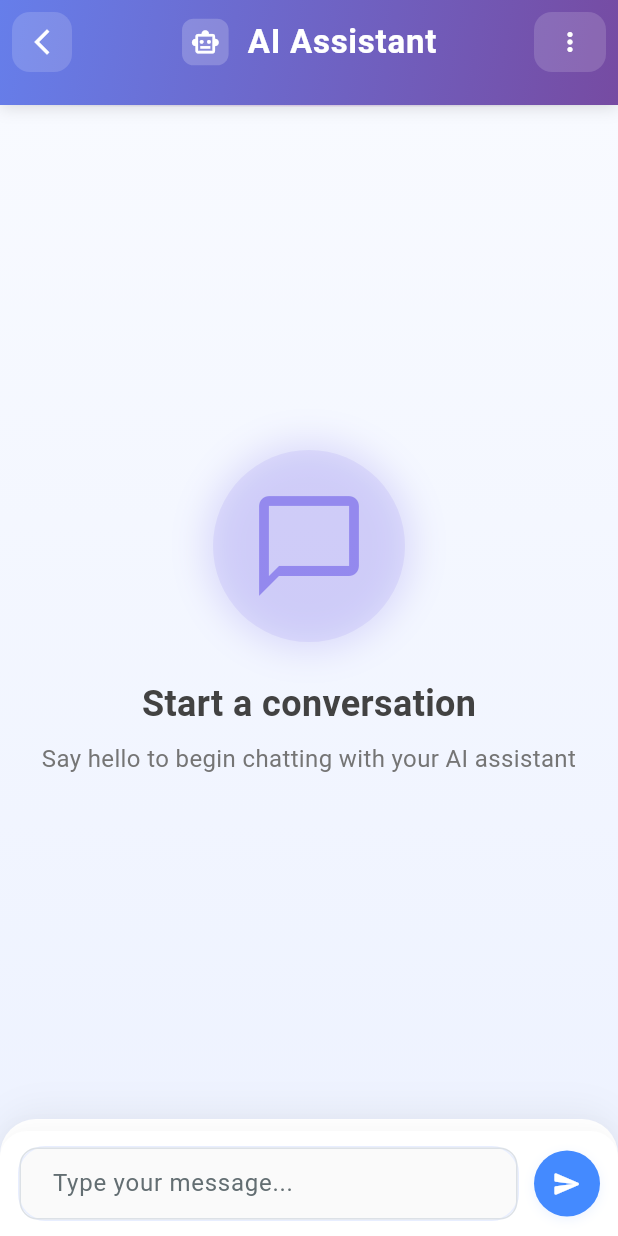
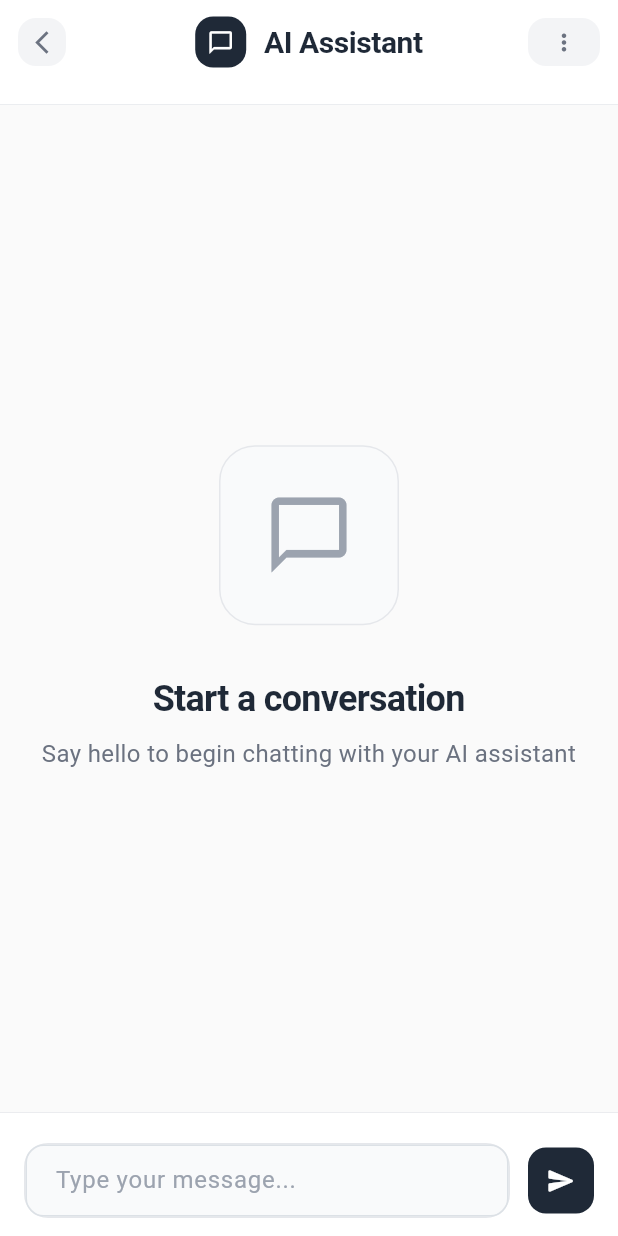
Before and after one commit to dhrruvchotai/ML-Based-Personal-Finance-Optimizer, a Flutter app: the ChatBotScreen screen opened by its route, on a phone screen of 412 x 824 dp. Run offline on Flutter 3.47's test engine with Material 3 defaults, Android fonts, the phone set to English and light mode, and no system bars; our stand-ins replace firebase_auth, firebase_core, fl_chart, flutter_dotenv, get, google_generative_ai and 6 more; accounts and stored records are empty.

Commit message:
made changes in chatbox

```diff
--- a/lib/frontend/user_module/views/chatbot_view/chatbot_screen.dart
+++ b/lib/frontend/user_module/views/chatbot_view/chatbot_screen.dart
@@ -118,56 +118,43 @@ class _ChatBotScreenState extends State<ChatBotScreen>
   @override
   Widget build(BuildContext context) {
     return Scaffold(
-      backgroundColor: const Color(0xFFF5F7FA),
+      backgroundColor: const Color(0xFFFAFAFA),
       appBar: PreferredSize(
         preferredSize: const Size.fromHeight(70),
         child: Container(
           decoration: const BoxDecoration(
-            gradient: LinearGradient(
-              colors: [Color(0xFF667eea), Color(0xFF764ba2)],
-              begin: Alignment.topLeft,
-              end: Alignment.bottomRight,
+            color: Colors.white,
+            border: Border(
+              bottom: BorderSide(
+                color: Color(0xFFE5E7EB),
+                width: 0.5,
               ),
-            boxShadow: [
-              BoxShadow(
-                color: Colors.black12,
-                blurRadius: 8,
-                offset: Offset(0, 2),
             ),
-            ],
           ),
           child: AppBar(
             title: Row(
               mainAxisSize: MainAxisSize.min,
               children: [
-                AnimatedBuilder(
-                  animation: _pulseAnimation,
-                  builder: (context, child) {
-                    return Transform.scale(
-                      scale: _pulseAnimation.value,
-                      child: Container(
-                        padding: const EdgeInsets.all(6),
+                Container(
+                  padding: const EdgeInsets.all(8),
                   decoration: BoxDecoration(
-                          color: Colors.white.withOpacity(0.2),
-                          borderRadius: BorderRadius.circular(8),
+                    color: const Color(0xFF1F2937),
+                    borderRadius: BorderRadius.circular(12),
                   ),
                   child: const Icon(
-                          Icons.smart_toy_outlined,
+                    Icons.chat_bubble_outline,
                     color: Colors.white,
-                          size: 20,
+                    size: 18,
                   ),
-                      ),
-                    );
-                  },
                 ),
                 const SizedBox(width: 12),
                 const Text(
                   'AI Assistant',
                   style: TextStyle(
-                    color: Colors.white,
-                    fontWeight: FontWeight.w700,
-                    fontSize: 22,
-                    letterSpacing: 0.5,
+                    color: Color(0xFF1F2937),
+                    fontWeight: FontWeight.w600,
+                    fontSize: 20,
+                    letterSpacing: -0.3,
                   ),
                 ),
               ],
@@ -176,26 +163,26 @@ class _ChatBotScreenState extends State<ChatBotScreen>
             elevation: 0,
             centerTitle: true,
             leading: Container(
-              margin: const EdgeInsets.all(8),
+              margin: const EdgeInsets.all(12),
               decoration: BoxDecoration(
-                color: Colors.white.withOpacity(0.15),
+                color: const Color(0xFFF3F4F6),
                 borderRadius: BorderRadius.circular(12),
               ),
               child: IconButton(
-                icon: const Icon(Icons.arrow_back_ios_new, color: Colors.white, size: 20),
+                icon: const Icon(Icons.arrow_back_ios_new, color: Color(0xFF6B7280), size: 18),
                 onPressed: () => Navigator.pop(context),
                 padding: EdgeInsets.zero,
               ),
             ),
             actions: [
               Container(
-                margin: const EdgeInsets.all(8),
+                margin: const EdgeInsets.all(12),
                 decoration: BoxDecoration(
-                  color: Colors.white.withOpacity(0.15),
+                  color: const Color(0xFFF3F4F6),
                   borderRadius: BorderRadius.circular(12),
                 ),
                 child: IconButton(
-                  icon: const Icon(Icons.more_vert, color: Colors.white, size: 20),
+                  icon: const Icon(Icons.more_vert, color: Color(0xFF6B7280), size: 18),
                   onPressed: () {},
                   padding: EdgeInsets.zero,
                 ),
@@ -207,33 +194,9 @@ class _ChatBotScreenState extends State<ChatBotScreen>
       body: Stack(
         children: [
           Container(
-            decoration: const BoxDecoration(
-              gradient: LinearGradient(
-                colors: [Color(0xFFF8FAFF), Color(0xFFEDF2FF)],
-                begin: Alignment.topCenter,
-                end: Alignment.bottomCenter,
-              ),
-            ),
+            color: const Color(0xFFFAFAFA),
             child: Column(
               children: [
-                // Animated top separator
-                AnimatedBuilder(
-                  animation: _shimmerAnimation,
-                  builder: (context, child) {
-                    return Container(
-                      height: 1,
-                      decoration: BoxDecoration(
-                        gradient: LinearGradient(
-                          colors: [
-                            Colors.transparent,
-                            Colors.purple.withOpacity(0.3 * _shimmerAnimation.value),
-                            Colors.transparent,
-                          ],
-                        ),
-                      ),
-                    );
-                  },
-                ),
                 Expanded(
                   child: Obx(() {
                     if (controller.messages.isEmpty) {
@@ -257,7 +220,7 @@ class _ChatBotScreenState extends State<ChatBotScreen>
                                 child: Opacity(
                                   opacity: value,
                                   child: Container(
-                                    margin: const EdgeInsets.only(bottom: 12),
+                                    margin: const EdgeInsets.only(bottom: 16),
                                     child: _buildMessageBubble(context, message, isUser),
                                   ),
                                 ),
@@ -269,20 +232,15 @@ class _ChatBotScreenState extends State<ChatBotScreen>
                     );
                   }),
                 ),
-                // Enhanced input section with shadow
+                // Clean input section
                 Container(
-                  decoration: BoxDecoration(
+                  decoration: const BoxDecoration(
                     color: Colors.white,
-                    boxShadow: [
-                      BoxShadow(
-                        color: Colors.black.withOpacity(0.05),
-                        blurRadius: 20,
-                        offset: const Offset(0, -5),
+                    border: Border(
+                      top: BorderSide(
+                        color: Color(0xFFE5E7EB),
+                        width: 0.5,
                       ),
-                    ],
-                    borderRadius: const BorderRadius.only(
-                      topLeft: Radius.circular(24),
-                      topRight: Radius.circular(24),
                     ),
                   ),
                   child: Container(
@@ -293,27 +251,20 @@ class _ChatBotScreenState extends State<ChatBotScreen>
               ],
             ),
           ),
-          // Enhanced loading overlay with animations
+          // Clean loading overlay
           Obx(() => controller.isLoading.value
               ? Container(
-            decoration: BoxDecoration(
-              color: Colors.black.withOpacity(0.3),
-            ),
+            color: Colors.black.withOpacity(0.2),
             child: Center(
-              child: AnimatedBuilder(
-                animation: _shimmerAnimation,
-                builder: (context, child) {
-                  return Transform.scale(
-                    scale: 0.9 + (0.1 * _shimmerAnimation.value),
               child: Container(
-                      padding: const EdgeInsets.all(24),
+                padding: const EdgeInsets.all(32),
                 decoration: BoxDecoration(
                   color: Colors.white,
                   borderRadius: BorderRadius.circular(16),
                   boxShadow: [
                     BoxShadow(
-                            color: Colors.black.withOpacity(0.1),
-                            blurRadius: 20,
+                      color: Colors.black.withOpacity(0.08),
+                      blurRadius: 24,
                       offset: const Offset(0, 8),
                     ),
                   ],
@@ -322,19 +273,20 @@ class _ChatBotScreenState extends State<ChatBotScreen>
                   mainAxisSize: MainAxisSize.min,
                   children: [
                     Container(
-                            padding: const EdgeInsets.all(12),
+                      width: 40,
+                      height: 40,
                       decoration: BoxDecoration(
-                              gradient: const LinearGradient(
-                                colors: [Color(0xFF667eea), Color(0xFF764ba2)],
+                        color: const Color(0xFF1F2937),
+                        borderRadius: BorderRadius.circular(12),
                       ),
-                              borderRadius: BorderRadius.circular(50),
-                            ),
-                            child: const SizedBox(
-                              width: 24,
-                              height: 24,
+                      child: const Center(
+                        child: SizedBox(
+                          width: 20,
+                          height: 20,
                           child: CircularProgressIndicator(
                             strokeWidth: 2.5,
                             valueColor: AlwaysStoppedAnimation<Color>(Colors.white),
+                          ),
                         ),
                       ),
                     ),
@@ -349,9 +301,6 @@ class _ChatBotScreenState extends State<ChatBotScreen>
                     ),
                   ],
                 ),
-                    ),
-                  );
-                },
               ),
             ),
           )
@@ -372,46 +321,40 @@ class _ChatBotScreenState extends State<ChatBotScreen>
             builder: (context, value, child) {
               return Transform.scale(
                 scale: value,
-                child: AnimatedBuilder(
-                  animation: _pulseAnimation,
-                  builder: (context, child) {
-                    return Container(
-                      padding: const EdgeInsets.all(24),
+                child: Container(
+                  width: 120,
+                  height: 120,
                   decoration: BoxDecoration(
-                        color: const Color(0xFF6C5CE7).withOpacity(0.1),
-                        shape: BoxShape.circle,
-                        boxShadow: [
-                          BoxShadow(
-                            color: const Color(0xFF6C5CE7).withOpacity(0.2 * _pulseAnimation.value),
-                            blurRadius: 20,
-                            spreadRadius: 5,
+                    color: const Color(0xFFF9FAFB),
+                    borderRadius: BorderRadius.circular(24),
+                    border: Border.all(
+                      color: const Color(0xFFE5E7EB),
+                      width: 1,
                     ),
-                        ],
                   ),
-                      child: Icon(
+                  child: const Icon(
                     Icons.chat_bubble_outline,
-                        size: 80,
-                        color: const Color(0xFF6C5CE7).withOpacity(0.6),
+                    size: 60,
+                    color: Color(0xFF9CA3AF),
+                  ),
                 ),
               );
             },
           ),
-              );
-            },
-          ),
-          const SizedBox(height: 24),
+          const SizedBox(height: 32),
           TweenAnimationBuilder<double>(
             duration: const Duration(milliseconds: 1000),
             tween: Tween(begin: 0.0, end: 1.0),
             builder: (context, value, child) {
               return Opacity(
                 opacity: value,
-                child: Text(
+                child: const Text(
                   'Start a conversation',
                   style: TextStyle(
                     fontSize: 24,
                     fontWeight: FontWeight.w600,
-                    color: Colors.grey[800],
+                    color: Color(0xFF1F2937),
+                    letterSpacing: -0.5,
                   ),
                 ),
               );
@@ -424,11 +367,12 @@ class _ChatBotScreenState extends State<ChatBotScreen>
             builder: (context, value, child) {
               return Opacity(
                 opacity: value,
-                child: Text(
+                child: const Text(
                   'Say hello to begin chatting with your AI assistant',
                   style: TextStyle(
                     fontSize: 16,
-                    color: Colors.grey[600],
+                    color: Color(0xFF6B7280),
+                    height: 1.5,
                   ),
                   textAlign: TextAlign.center,
                 ),
@@ -448,37 +392,18 @@ class _ChatBotScreenState extends State<ChatBotScreen>
         crossAxisAlignment: CrossAxisAlignment.end,
         children: [
           if (!isUser) ...[
-            AnimatedBuilder(
-              animation: _pulseAnimation,
-              builder: (context, child) {
-                return Transform.scale(
-                  scale: _pulseAnimation.value,
-                  child: Container(
-                    width: 40,
-                    height: 40,
+            Container(
+              width: 32,
+              height: 32,
               decoration: BoxDecoration(
-                      gradient: const LinearGradient(
-                        colors: [Color(0xFF6C5CE7), Color(0xFF74B9FF)],
-                        begin: Alignment.topLeft,
-                        end: Alignment.bottomRight,
-                      ),
-                      shape: BoxShape.circle,
-                      boxShadow: [
-                        BoxShadow(
-                          color: const Color(0xFF6C5CE7).withOpacity(0.3),
-                          blurRadius: 8,
-                          offset: const Offset(0, 2),
-                        ),
-                      ],
+                color: const Color(0xFF1F2937),
+                borderRadius: BorderRadius.circular(15),
               ),
               child: const Icon(
                 Icons.smart_toy_outlined,
                 color: Colors.white,
-                      size: 20,
+                size: 16,
               ),
-                  ),
-                );
-              },
             ),
             const SizedBox(width: 12),
           ],
@@ -489,27 +414,32 @@ class _ChatBotScreenState extends State<ChatBotScreen>
               ),
               padding: const EdgeInsets.symmetric(horizontal: 16, vertical: 12),
               decoration: BoxDecoration(
-                color: isUser ? const Color(0xFF6C5CE7) : Colors.white,
+                color: isUser ? const Color(0xFF1F2937) : Colors.white,
                 borderRadius: BorderRadius.only(
                   topLeft: const Radius.circular(20),
                   topRight: const Radius.circular(20),
                   bottomLeft: Radius.circular(isUser ? 20 : 4),
                   bottomRight: Radius.circular(isUser ? 4 : 20),
                 ),
+                border: isUser ? null : Border.all(
+                  color: const Color(0xFFE5E7EB),
+                  width: 1,
+                ),
                 boxShadow: [
                   BoxShadow(
-                    color: Colors.black.withOpacity(0.08),
-                    blurRadius: 12,
-                    offset: const Offset(0, 4),
+                    color: Colors.black.withOpacity(0.04),
+                    blurRadius: 8,
+                    offset: const Offset(0, 2),
                   ),
                 ],
               ),
               child: Text(
                 message['text'] ?? '',
                 style: TextStyle(
-                  color: isUser ? Colors.white : const Color(0xFF2D3436),
+                  color: isUser ? Colors.white : const Color(0xFF1F2937),
                   fontSize: 16,
-                  height: 1.4,
+                  height: 1.5,
+                  fontWeight: FontWeight.w400,
                 ),
               ),
             ),
@@ -517,27 +447,16 @@ class _ChatBotScreenState extends State<ChatBotScreen>
           if (isUser) ...[
             const SizedBox(width: 12),
             Container(
-              width: 40,
-              height: 40,
+              width: 32,
+              height: 32,
               decoration: BoxDecoration(
-                gradient: const LinearGradient(
-                  colors: [Color(0xFF00B894), Color(0xFF00CEC9)],
-                  begin: Alignment.topLeft,
-                  end: Alignment.bottomRight,
-                ),
-                shape: BoxShape.circle,
-                boxShadow: [
-                  BoxShadow(
-                    color: const Color(0xFF00B894).withOpacity(0.3),
-                    blurRadius: 8,
-                    offset: const Offset(0, 2),
-                  ),
-                ],
+                color: const Color(0xFF059669),
+                borderRadius: BorderRadius.circular(15),
               ),
               child: const Icon(
                 Icons.person_outline,
                 color: Colors.white,
-                size: 20,
+                size: 16,
               ),
             ),
           ],
@@ -548,20 +467,9 @@ class _ChatBotScreenState extends State<ChatBotScreen>
 
   Widget _buildInputSection() {
     return Container(
-      padding: const EdgeInsets.symmetric(horizontal: 12, vertical: 10),
-      decoration: BoxDecoration(
+      padding: const EdgeInsets.symmetric(horizontal: 16, vertical: 12),
+      decoration: const BoxDecoration(
         color: Colors.white,
-        boxShadow: [
-          BoxShadow(
-            color: Colors.black.withOpacity(0.03),
-            blurRadius: 10,
-            offset: const Offset(0, -2),
-          ),
-        ],
-        borderRadius: const BorderRadius.only(
-          topLeft: Radius.circular(18),
-          topRight: Radius.circular(18),
-        ),
       ),
       child: SafeArea(
         child: Row(
@@ -572,70 +480,53 @@ class _ChatBotScreenState extends State<ChatBotScreen>
                 builder: (context, child) {
                   return Container(
                     decoration: BoxDecoration(
-                      borderRadius: BorderRadius.circular(18),
-                      color: Colors.grey[50],
-                      boxShadow: [
-                        if (_textFieldShadowAnimation.value > 0)
-                          BoxShadow(
-                            color: Colors.blueAccent.withOpacity(0.15 * _textFieldShadowAnimation.value),
-                            blurRadius: 16 * _textFieldShadowAnimation.value,
-                            offset: Offset(0, 2 * _textFieldShadowAnimation.value),
-                          ),
-                      ],
+                      borderRadius: BorderRadius.circular(16),
+                      color: const Color(0xFFF9FAFB),
                       border: Border.all(
-                        color: _isFocused ? Colors.blueAccent.withOpacity(0.5) : const Color(0xFFE8EEFF),
+                        color: _isFocused ? const Color(0xFF1F2937) : const Color(0xFFE5E7EB),
                         width: _isFocused ? 1.5 : 1,
                       ),
                     ),
-                    padding: EdgeInsets.all(_isFocused ? 2 : 0),
-                    child: Material(
-                      color: Colors.transparent,
                     child: TextField(
                       controller: _textController,
                       focusNode: _focusNode,
                       decoration: const InputDecoration(
                         hintText: 'Type your message...',
                         hintStyle: TextStyle(
-                            color: Color(0xFF636E72),
+                          color: Color(0xFF9CA3AF),
                           fontSize: 16,
+                          fontWeight: FontWeight.w400,
                         ),
                         border: InputBorder.none,
                         contentPadding: EdgeInsets.symmetric(
-                            horizontal: 18,
-                            vertical: 10,
+                          horizontal: 16,
+                          vertical: 12,
                         ),
                       ),
                       style: const TextStyle(
                         fontSize: 16,
-                          color: Color(0xFF2D3436),
+                        color: Color(0xFF1F2937),
+                        fontWeight: FontWeight.w400,
                       ),
                       onSubmitted: (_) => _sendMessage(),
                       textInputAction: TextInputAction.send,
-                      ),
                     ),
                   );
                 },
               ),
             ),
-            const SizedBox(width: 10),
+            const SizedBox(width: 12),
             Container(
               width: 44,
               height: 44,
               decoration: BoxDecoration(
-                color: Colors.blueAccent,
-                shape: BoxShape.circle,
-                boxShadow: [
-                  BoxShadow(
-                    color: Colors.blueAccent.withOpacity(0.10),
-                    blurRadius: 6,
-                    offset: const Offset(0, 2),
-                  ),
-                ],
+                color: const Color(0xFF1F2937),
+                borderRadius: BorderRadius.circular(12),
               ),
               child: Material(
                 color: Colors.transparent,
                 child: InkWell(
-                  borderRadius: BorderRadius.circular(22),
+                  borderRadius: BorderRadius.circular(12),
                   onTap: _sendMessage,
                   child: const Icon(
                     Icons.send_rounded,
```
Lines whose indentation alone changed are shown as unchanged.
